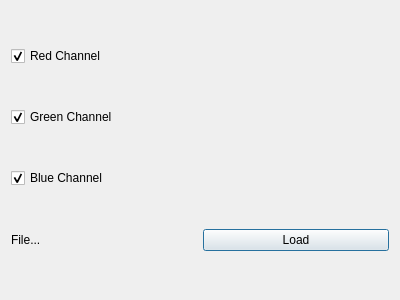
First picture: the form in mainwindow.ui, repository WoT86/Histogramm, before the edit.
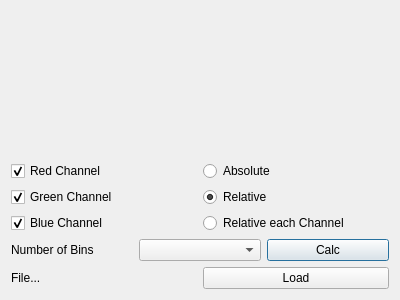
Second picture: the form after the edit. Custom widgets are drawn as their Qt base class.

```diff
--- a/mainwindow.ui
+++ b/mainwindow.ui
@@ -13,6 +13,13 @@
   <property name="windowTitle">
    <string>MainWindow</string>
   </property>
+  <layout class="QVBoxLayout" name="verticalLayout_3">
+   <item>
+    <widget class="HistogramView" name="histogramView" native="true"/>
+   </item>
+   <item>
+    <layout class="QHBoxLayout" name="horizontalLayout_2">
+     <item>
   <layout class="QVBoxLayout" name="verticalLayout">
    <item>
     <widget class="QCheckBox" name="checkBoxRed">
@@ -44,6 +51,59 @@
      </property>
     </widget>
    </item>
+      </layout>
+     </item>
+     <item>
+      <layout class="QVBoxLayout" name="verticalLayout_2">
+       <item>
+        <widget class="QRadioButton" name="radioButtonAbs">
+         <property name="text">
+          <string>Absolute</string>
+         </property>
+        </widget>
+       </item>
+       <item>
+        <widget class="QRadioButton" name="radioButtonRel">
+         <property name="text">
+          <string>Relative</string>
+         </property>
+         <property name="checked">
+          <bool>true</bool>
+         </property>
+        </widget>
+       </item>
+       <item>
+        <widget class="QRadioButton" name="radioButtonRelEach">
+         <property name="text">
+          <string>Relative each Channel</string>
+         </property>
+        </widget>
+       </item>
+      </layout>
+     </item>
+    </layout>
+   </item>
+   <item>
+    <layout class="QHBoxLayout" name="horizontalLayout_3">
+     <item>
+      <widget class="QLabel" name="label">
+       <property name="text">
+        <string>Number of Bins</string>
+       </property>
+      </widget>
+     </item>
+     <item>
+      <widget class="QComboBox" name="comboBoxNoB"/>
+     </item>
+     <item>
+      <widget class="QPushButton" name="buttonCalc">
+       <property name="text">
+        <string>Calc</string>
+       </property>
+      </widget>
+     </item>
+    </layout>
+   </item>
    <item>
     <layout class="QHBoxLayout" name="horizontalLayout">
      <item>
@@ -65,6 +125,14 @@
   </layout>
  </widget>
  <layoutdefault spacing="6" margin="11"/>
+ <customwidgets>
+  <customwidget>
+   <class>HistogramView</class>
+   <extends>QWidget</extends>
+   <header>histogramview.h</header>
+   <container>1</container>
+  </customwidget>
+ </customwidgets>
  <resources/>
  <connections/>
 </ui>
```
Lines whose indentation alone changed are shown as unchanged.
